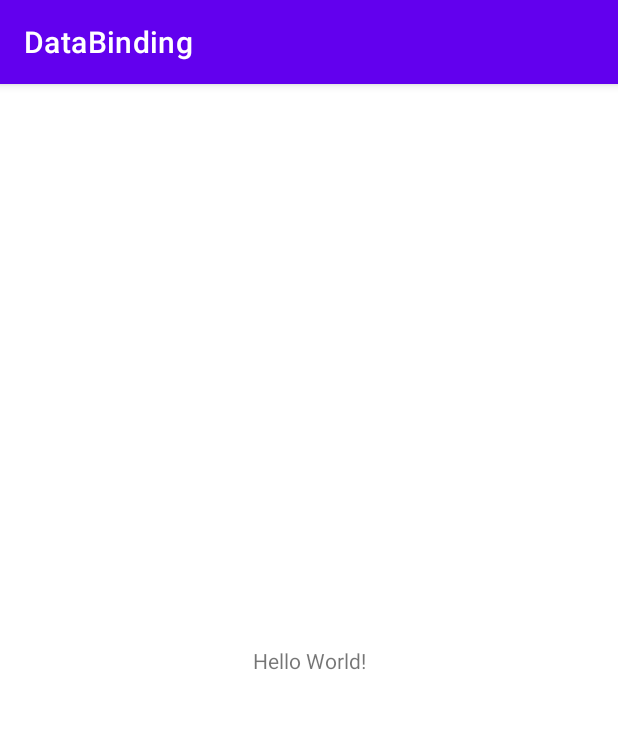
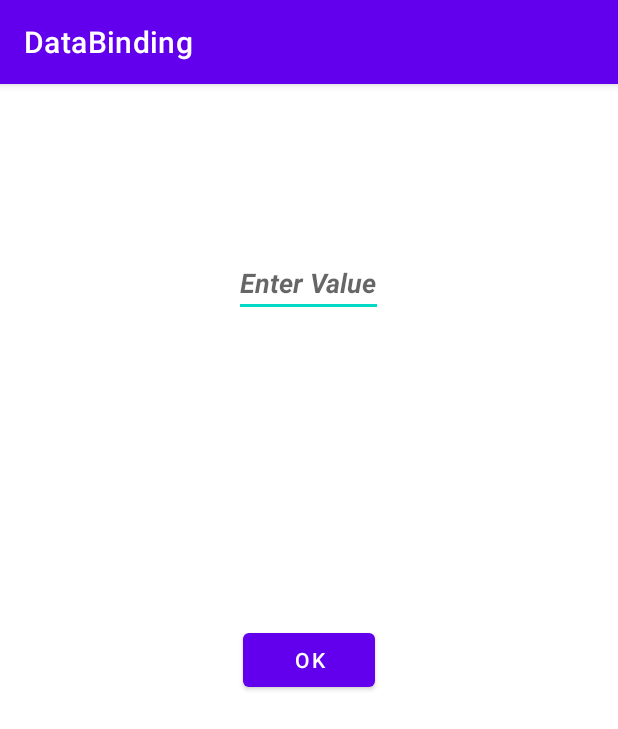
Before and after one commit to VinayTShetty/DataBinding, an Android app: the screen it shows after launch (MainActivity), on a phone screen of 412 x 824 dp. Shown: the top 729 px of the screen. Run offline under Robolectric (Android 15) with nearby library versions, the phone set to English and light mode, and no system bars; our stand-ins replace data binding; 1 statement that could not run was skipped.

Commit message:
Assigining Value Using DataBinding Concept.

```diff
--- a/DataBinding/app/build.gradle
+++ b/DataBinding/app/build.gradle
@@ -30,6 +30,11 @@ android {
     kotlinOptions {
         jvmTarget = '1.8'
     }
+
+    /*Depedency Added for Data Binding*/
+    buildFeatures{
+        dataBinding true
+    }
 }
 
 dependencies {
--- a/DataBinding/app/src/main/java/com/example/databinding/MainActivity.kt
+++ b/DataBinding/app/src/main/java/com/example/databinding/MainActivity.kt
@@ -2,9 +2,29 @@ package com.example.databinding
 
 import androidx.appcompat.app.AppCompatActivity
 import android.os.Bundle
+import androidx.databinding.DataBindingUtil
+import com.example.databinding.databinding.ActivityMainBinding
+
 class MainActivity : AppCompatActivity() {
+
+    /**
+     * this name is derived from XML after taking _ from the layout file.
+     */
+    lateinit var binding: ActivityMainBinding
     override fun onCreate(savedInstanceState: Bundle?) {
         super.onCreate(savedInstanceState)
-        setContentView(R.layout.activity_main)
+        binding=DataBindingUtil.setContentView(this,R.layout.activity_main)
+        /**
+         * Initial setting of the Username and Password
+         */
+        var quotes=Quotes("Vinay","Mandira")
+        binding.quotesDatBnd=quotes
+        /**
+         * after on click assigining new value
+         */
+        binding.btnSetDataId.setOnClickListener(){
+            quotes.userName=binding.editTextId.text.toString()
+            binding.textViewId.text=quotes.userName
+        }
     }
 }
--- /dev/null
+++ b/DataBinding/app/src/main/java/com/example/databinding/Quotes.kt
@@ -0,0 +1,3 @@
+package com.example.databinding
+
+data class Quotes(var userName:String,var password:String)
--- a/DataBinding/app/src/main/res/layout/activity_main.xml
+++ b/DataBinding/app/src/main/res/layout/activity_main.xml
@@ -1,18 +1,56 @@
 <?xml version="1.0" encoding="utf-8"?>
-<androidx.constraintlayout.widget.ConstraintLayout xmlns:android="http://schemas.android.com/apk/res/android"
+<layout xmlns:android="http://schemas.android.com/apk/res/android"
     xmlns:app="http://schemas.android.com/apk/res-auto"
-    xmlns:tools="http://schemas.android.com/tools"
+    xmlns:tools="http://schemas.android.com/tools">
+
+    <data>
+
+        <variable
+            name="quotes_datBnd"
+            type="com.example.databinding.Quotes" />
+    </data>
+
+    <RelativeLayout
         android:layout_width="match_parent"
         android:layout_height="match_parent"
         tools:context=".MainActivity">
 
         <TextView
+            android:id="@+id/textView_id"
             android:layout_width="wrap_content"
             android:layout_height="wrap_content"
-        android:text="Hello World!"
-        app:layout_constraintBottom_toBottomOf="parent"
-        app:layout_constraintEnd_toEndOf="parent"
-        app:layout_constraintStart_toStartOf="parent"
-        app:layout_constraintTop_toTopOf="parent" />
+            android:layout_centerHorizontal="true"
+            android:layout_marginTop="25dp"
+            android:text="@{quotes_datBnd.userName}"
+            android:textColor="@color/black"
+            android:textSize="25dp"
+            android:textStyle="bold|italic" />
 
-</androidx.constraintlayout.widget.ConstraintLayout>
+        <EditText
+            android:id="@+id/editText_id"
+            android:layout_width="wrap_content"
+            android:layout_height="wrap_content"
+            android:layout_below="@id/textView_id"
+            android:layout_centerHorizontal="true"
+            android:layout_marginTop="50dp"
+            android:hint="Enter Value"
+            android:text="@{quotes_datBnd.password}"
+            android:textColor="@color/black"
+            android:textStyle="italic|bold">
+
+        </EditText>
+
+        <Button
+            android:id="@+id/btnSetData_id"
+            android:layout_width="wrap_content"
+            android:layout_height="wrap_content"
+            android:layout_centerInParent="true"
+            android:text="OK">
+
+        </Button>
+    </RelativeLayout>
+</layout>
+
+    <!--
+    Right click on the 1 st line of the XML and select 'show Context option' and select Data Binding
+    -->
```
Lines whose indentation alone changed are shown as unchanged.
